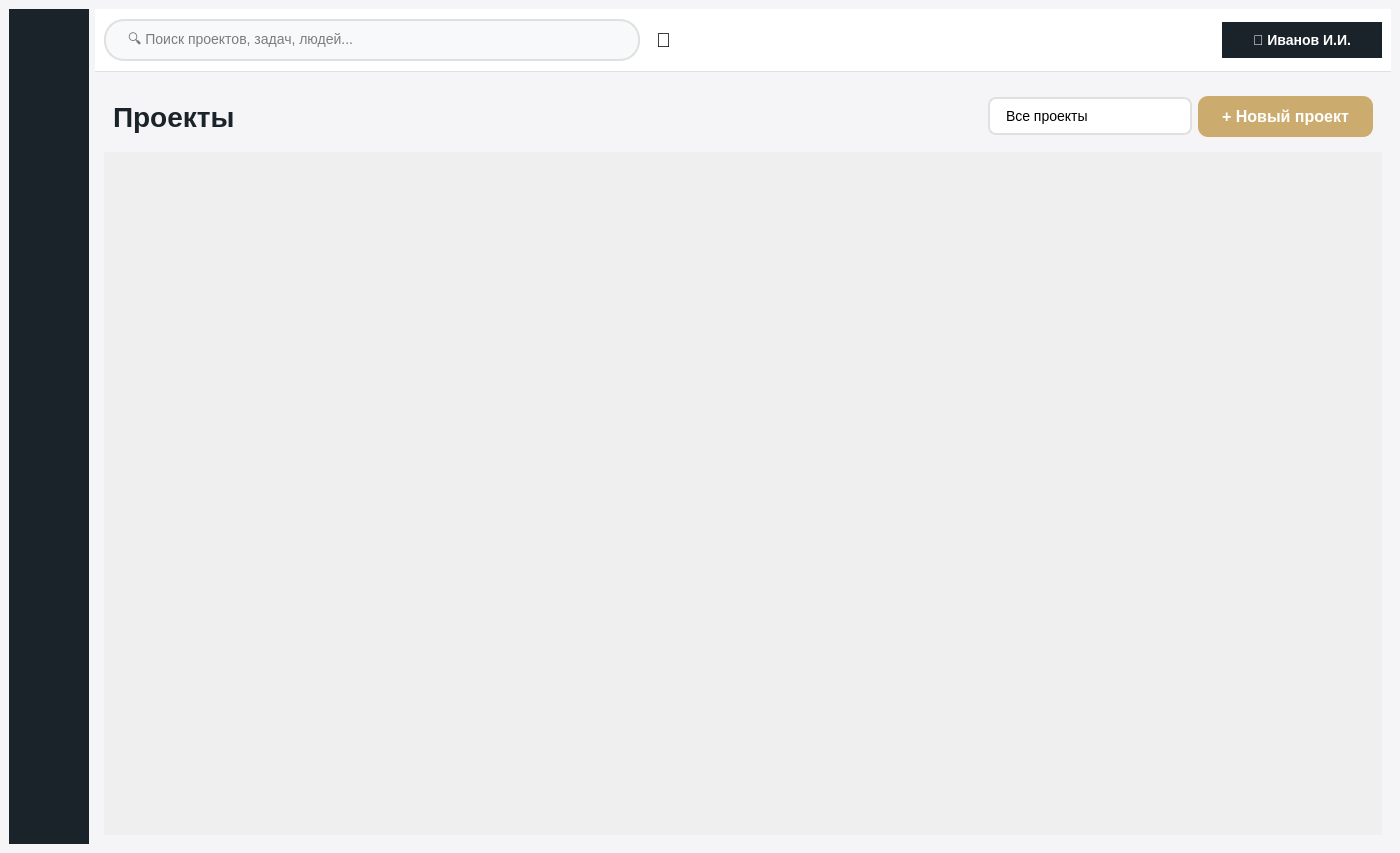
First picture: the form in ui/projects/main_window.ui, repository lerakaplich/TaskPlanner2, before the edit.
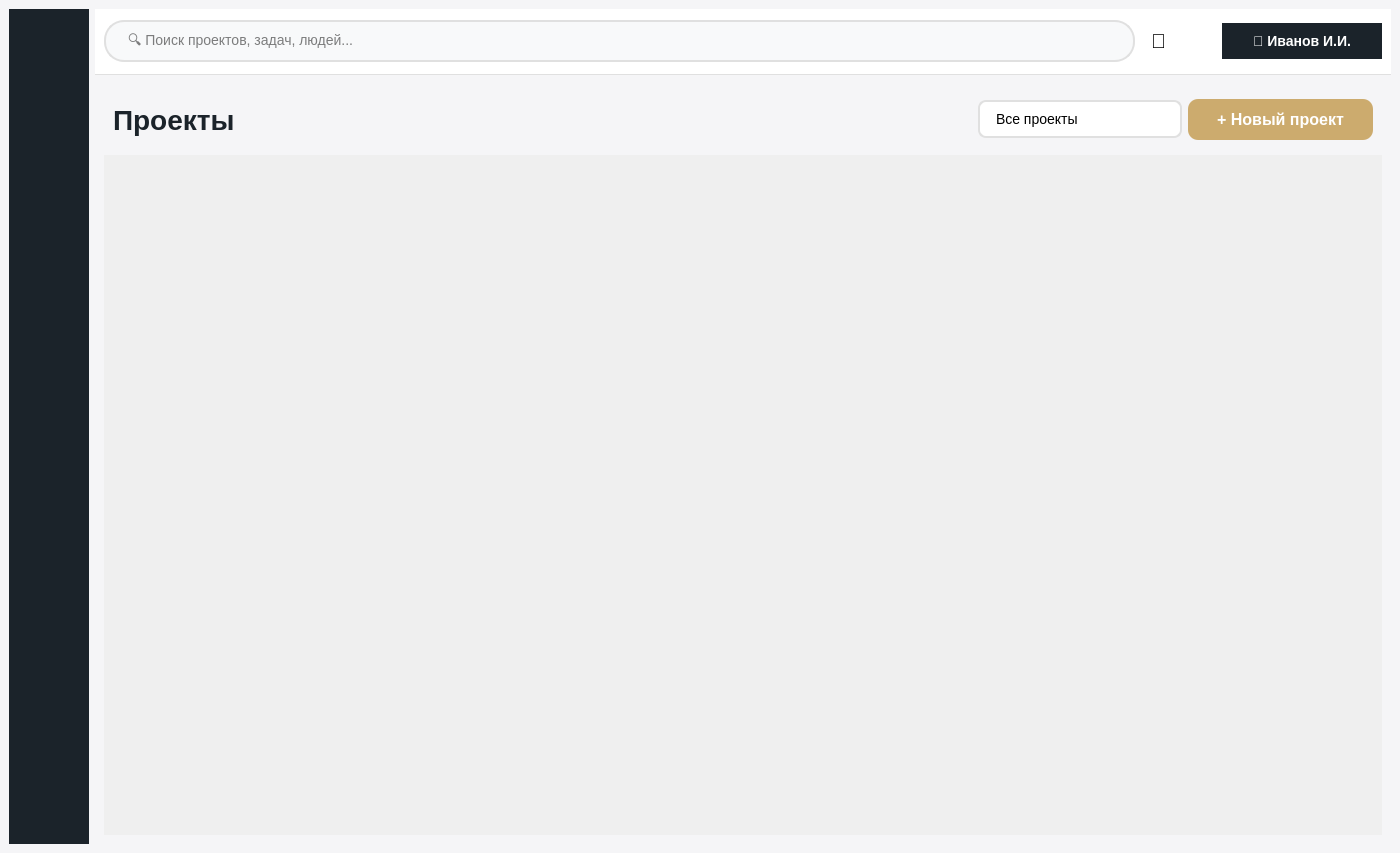
Second picture: the form after the edit.

```diff
--- a/ui/projects/main_window.ui
+++ b/ui/projects/main_window.ui
@@ -146,6 +146,12 @@
      <layout class="QVBoxLayout" name="verticalLayout">
       <item>
        <widget class="QFrame" name="topPanel">
+        <property name="maximumSize">
+         <size>
+          <width>16777215</width>
+          <height>66</height>
+         </size>
+        </property>
         <property name="styleSheet">
          <string notr="true">QFrame#topPanel {
     background-color: white;
@@ -154,10 +160,7 @@
 }</string>
         </property>
         <property name="frameShape">
-         <enum>QFrame::Shape::StyledPanel</enum>
-        </property>
-        <property name="frameShadow">
-         <enum>QFrame::Shadow::Raised</enum>
+         <enum>QFrame::NoFrame</enum>
         </property>
         <layout class="QHBoxLayout" name="horizontalLayout_2">
          <item>
@@ -202,7 +205,7 @@
          <item>
           <spacer name="horizontalSpacer_4">
            <property name="orientation">
-            <enum>Qt::Orientation::Horizontal</enum>
+            <enum>Qt::Vertical</enum>
            </property>
            <property name="sizeHint" stdset="0">
             <size>
@@ -246,6 +249,12 @@
          <layout class="QVBoxLayout" name="verticalLayout_3">
           <item>
            <widget class="QFrame" name="projectsHeader">
+            <property name="maximumSize">
+             <size>
+              <width>16777215</width>
+              <height>59</height>
+             </size>
+            </property>
             <layout class="QHBoxLayout" name="horizontalLayout_3">
              <item>
               <widget class="QLabel" name="label_2">
@@ -264,7 +273,7 @@
              <item>
               <spacer name="horizontalSpacer">
                <property name="orientation">
-                <enum>Qt::Orientation::Horizontal</enum>
+                <enum>Qt::Vertical</enum>
                </property>
                <property name="sizeHint" stdset="0">
                 <size>
@@ -276,6 +285,12 @@
              </item>
              <item>
               <widget class="QComboBox" name="filterCombo">
+               <property name="maximumSize">
+                <size>
+                 <width>204</width>
+                 <height>16777215</height>
+                </size>
+               </property>
                <property name="styleSheet">
                 <string notr="true">QComboBox {
     border: 2px solid #E0E0E0;
@@ -313,7 +328,7 @@
               <widget class="QPushButton" name="btnCreateProject">
                <property name="maximumSize">
                 <size>
-                 <width>16777215</width>
+                 <width>185</width>
                  <height>41</height>
                 </size>
                </property>
```
Left out of the diff: 10 changed lines with no effect on the pictures.
